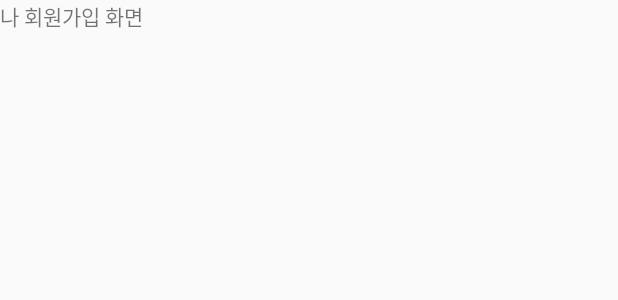
After one commit to Lee-JoungHyun/BATS, an Android app: the layout signup.xml on its own in the app's theme, with its tools: preview values and no code run, on a phone screen of 412 x 824 dp. The commit adds this screen. Shown: the top 300 px of the screen. Run offline under Robolectric (Android 15) with nearby library versions, the phone set to English and light mode, and no system bars.

Commit message:
split screen

```diff
--- a/Bats/app/src/main/AndroidManifest.xml
+++ b/Bats/app/src/main/AndroidManifest.xml
@@ -18,6 +18,7 @@
                 <category android:name="android.intent.category.LAUNCHER" />
             </intent-filter>
         </activity>
+        <activity android:name=".SignUp"></activity>
     </application>
 
 </manifest>
--- /dev/null
+++ b/Bats/app/src/main/res/layout/signup.xml
@@ -0,0 +1,14 @@
+<?xml version="1.0" encoding="utf-8"?>
+<LinearLayout xmlns:android="http://schemas.android.com/apk/res/android"
+    android:layout_width="match_parent"
+    android:layout_height="match_parent"
+    android:orientation="vertical">
+
+    <TextView
+        android:id="@+id/view"
+        android:layout_width="match_parent"
+        android:layout_height="match_parent"
+        android:text="나 회원가입 화면"
+        ></TextView>
+
+</LinearLayout>
```
Also changed, not shown: Bats/app/src/main/java/com/cookandroid/bats/MainActivity.java (+29 -0 lines), Bats/app/src/main/java/com/cookandroid/bats/PersonalMain.java (added, +14 -0 lines), Bats/app/src/main/java/com/cookandroid/bats/SignUp.java (added, +14 -0 lines), Bats/app/src/main/res/layout/activity_main.xml (+48 -8 lines), Bats/app/src/main/res/layout/personal_main.xml (added, +16 -0 lines), Bats/app/src/main/res/drawable-v24/logo_sample.jpg (added).
